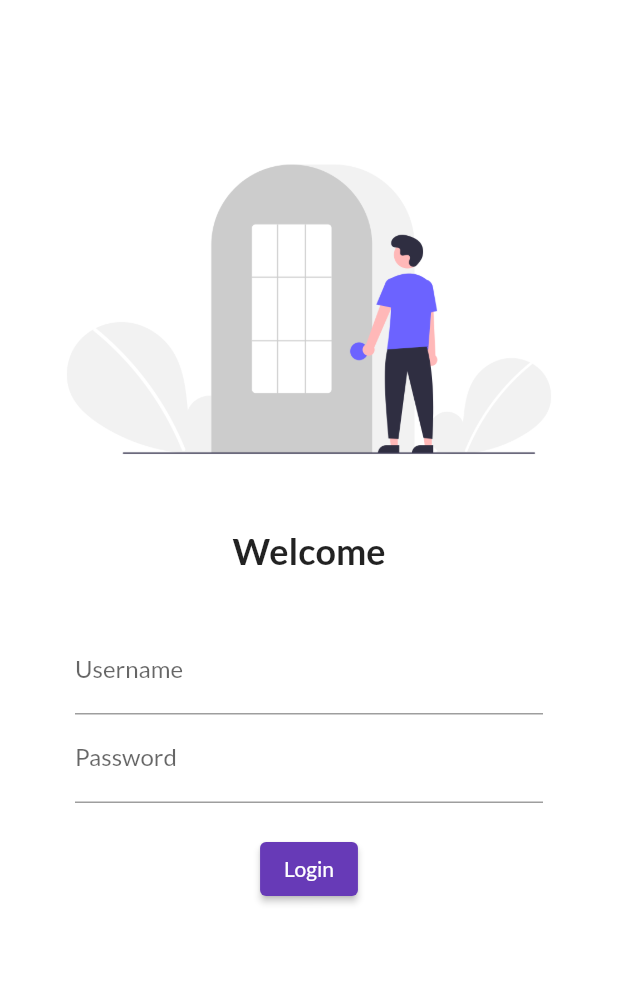
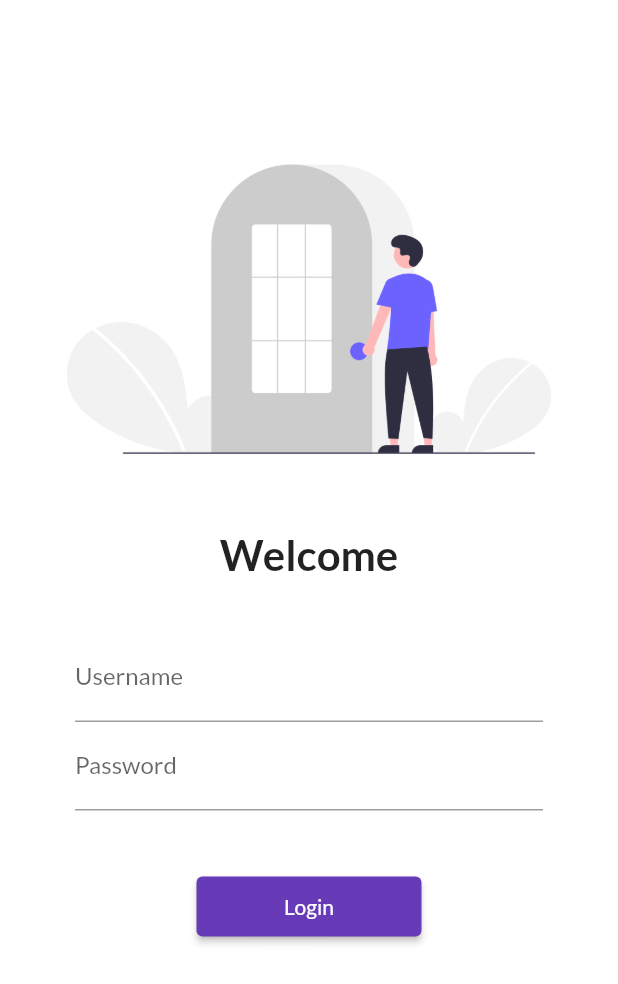
Before and after one commit to anveshdange/30DaysOfFlutter, a Flutter app: the screen it shows after launch, on a phone screen of 412 x 824 dp. Shown: the top 984 px of the screen. Run offline on Flutter 3.47's test engine with Material 2 defaults, Android fonts, the phone set to English and light mode, and no system bars; our stand-ins replace google_fonts.

```diff
--- a/lib/main.dart
+++ b/lib/main.dart
@@ -1,5 +1,6 @@
 import 'package:codepur/pages/home_page.dart';
 import 'package:codepur/pages/login_page.dart';
+import 'package:codepur/utils/routes.dart';
 import 'package:flutter/material.dart' ;
 import 'package:google_fonts/google_fonts.dart';
 // github access token: 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
@@ -19,14 +20,15 @@ class MyApp extends StatelessWidget {
         fontFamily: GoogleFonts.lato().fontFamily,
         primaryTextTheme: GoogleFonts.latoTextTheme() ,
       ),
+      // debugShowCheckedModeBanner: false, // this line of code is used to remove the debug logo in development
       darkTheme: ThemeData(
         brightness: Brightness.dark,
       ),
       initialRoute: '/',
       routes: {
         "/" : (context) => const LoginPage(), //  this means home route in place
-        "/home" : (context) => const HomePage(), // this is the home page route
-        "/login" : (context) => const LoginPage(), // this is the login page route
+        MyRoutes.homeRoute : (context) => const HomePage(), // this is the home page route
+        MyRoutes.loginRoute : (context) => const LoginPage(), // this is the login page route
       },
     );
   }
--- a/lib/pages/login_page.dart
+++ b/lib/pages/login_page.dart
@@ -1,4 +1,5 @@
 // importing the material package from the flutter sdk package
+import 'package:codepur/utils/routes.dart';
 import 'package:flutter/material.dart' ;
 
 class LoginPage extends StatelessWidget {
@@ -8,6 +9,7 @@ class LoginPage extends StatelessWidget {
   Widget build(BuildContext context) {
     return Material(
       color: Colors.white,
+      child: SingleChildScrollView(
         child: Column(
           children: [
             const SizedBox(height:80.00),
@@ -21,7 +23,7 @@ class LoginPage extends StatelessWidget {
             const Text(
                 'Welcome',
               style: TextStyle(
-              fontSize: 24,
+                fontSize: 28,
                 fontWeight: FontWeight.bold,
               ),
             ),
@@ -46,12 +48,15 @@ class LoginPage extends StatelessWidget {
                     ),
                   ),
 
-                const SizedBox(height:20.00),
+                  const SizedBox(height:40.00),
 
                   ElevatedButton(
-                  style: TextButton.styleFrom(),
+                    style: TextButton.styleFrom(
+                      minimumSize: const Size(150,40),
+                    ),
                     onPressed: () {
-                    print('Pressed');
+                      // we will use the navigator class to switch from login page to the home page
+                      Navigator.pushNamed(context, MyRoutes.homeRoute);
                     },
                     child: const Text("Login"),
                   ),
@@ -60,6 +65,7 @@ class LoginPage extends StatelessWidget {
             ),
           ],
         ),
+      ),
     );
   }
 }
--- /dev/null
+++ b/lib/utils/routes.dart
@@ -0,0 +1,6 @@
+
+
+class MyRoutes {
+  static String loginRoute = "/login";
+  static String homeRoute = '/home';
+}
```
Lines whose indentation alone changed are shown as unchanged.
